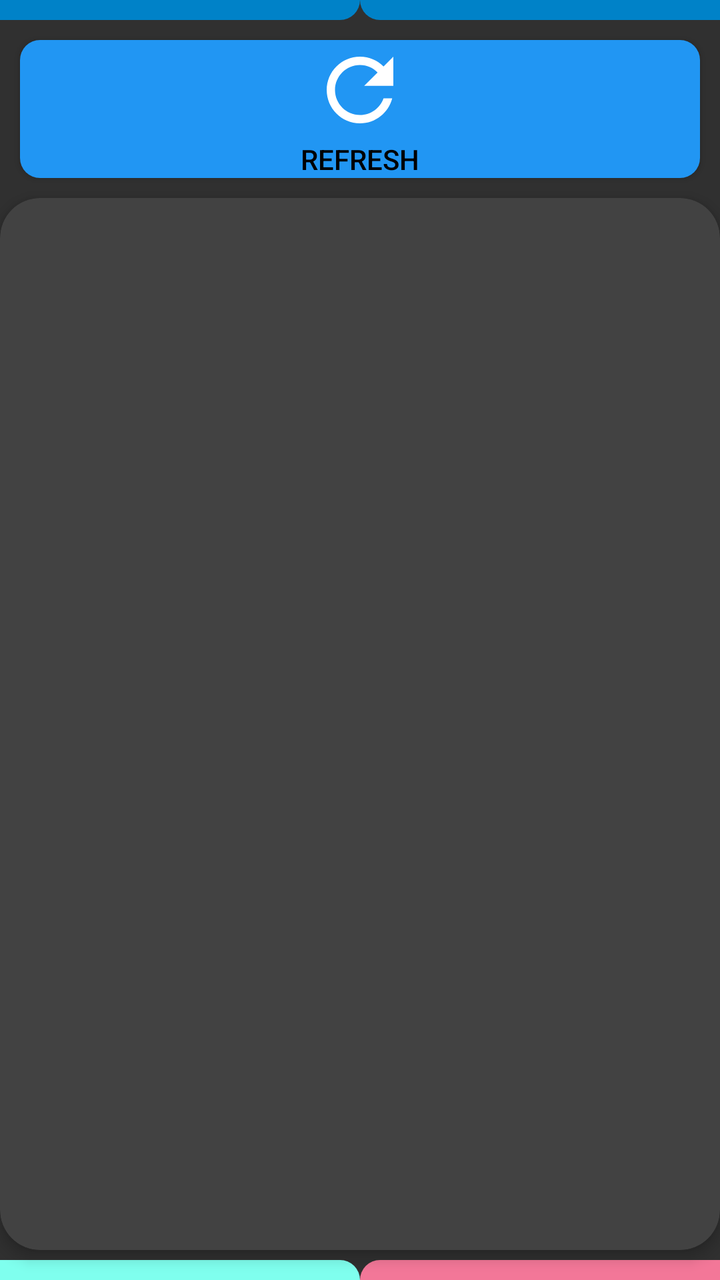
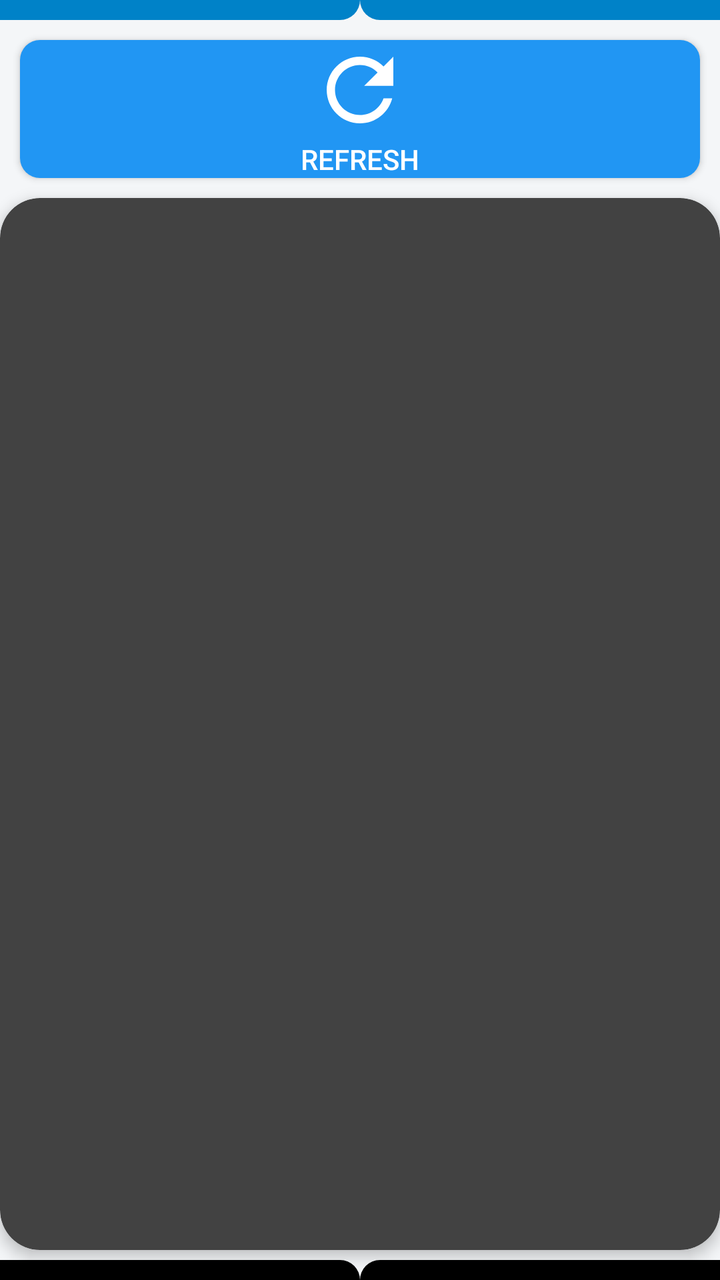

Compare the two renders of this Android layout. The source of the first and the diff that turns it into the second are given below.
<!-- AndroidManifest.xml: application theme AppTheme -->
<!-- res/layout/list_tampil_detail_history.xml -->
<?xml version="1.0" encoding="utf-8"?>
<RelativeLayout xmlns:android="http://schemas.android.com/apk/res/android"
    xmlns:tools="http://schemas.android.com/tools"
    android:layout_width="match_parent"
    android:layout_height="fill_parent"
    xmlns:app="http://schemas.android.com/apk/res-auto"
    tools:ignore="VisualLintBounds">

    <View
        android:layout_width="match_parent"
        android:layout_height="10dp"
        android:layout_alignParentTop="true"
        android:layout_toStartOf="@+id/grslogtengahlistrincian"
        android:background="@drawable/circle_reg_v3"/>

    <View
        android:layout_width="match_parent"
        android:layout_height="10dp"
        android:layout_alignParentTop="true"
        android:layout_toEndOf="@+id/grslogtengahlistrincian"
        android:background="@drawable/circle_reg_v4"/>

    <View
        android:id="@+id/grslogtengahlistrincian"
        android:layout_width="0dp"
        android:layout_height="10dp"
        android:layout_centerHorizontal="true"/>

    <Button
        android:id="@+id/btn_refresh_history"
        android:layout_width="match_parent"
        android:layout_height="wrap_content"
        android:layout_margin="10dp"
        android:drawableTop="@drawable/ic_refresh_black_24dp"
        android:background="@drawable/circle_refresh2"
        android:textColor="@color/hitam"
        android:layout_below="@+id/grslogtengahlistrincian"
        android:text="@string/refresh"
        android:onClick="refreshhistory"
        tools:ignore="VisualLintButtonSize" />

    <androidx.cardview.widget.CardView
        android:layout_width="match_parent"
        android:layout_height="wrap_content"
        android:layout_marginBottom="15dp"
        android:layout_below="@+id/btn_refresh_history"
        app:cardCornerRadius="20dp"
        app:cardElevation="4dp">
        <RelativeLayout
            android:id="@+id/laylistrecent"
            android:layout_width="match_parent"
            android:layout_height="match_parent"

            android:padding="10dp"
            android:orientation="vertical" >

            <ListView
                android:id="@+id/list_history"
                android:layout_width="match_parent"
                android:layout_height="match_parent" >
            </ListView>
        </RelativeLayout>
    </androidx.cardview.widget.CardView>

    <View
        android:layout_width="match_parent"
        android:layout_height="10dp"
        android:layout_alignParentBottom="true"
        android:layout_toStartOf="@+id/grslogtengahlistrincian"
        android:background="@drawable/circle_reg_v1"/>

    <View
        android:layout_width="match_parent"
        android:layout_height="10dp"
        android:layout_alignParentBottom="true"
        android:layout_toEndOf="@+id/grslogtengahlistrincian"
        android:background="@drawable/circle_reg_v2"/>
</RelativeLayout>
<!-- resources referenced by this layout -->
<resources>
  <color name="hitam">#000000    </color>
  <!-- drawable circle_refresh2 (drawable) -->
  <?xml version="1.0" encoding="utf-8"?>
  <shape xmlns:android="http://schemas.android.com/apk/res/android"
      android:shape="rectangle"
      >
      <solid android:color="#2196F3" />
      <corners
          android:bottomRightRadius="10dp"
          android:bottomLeftRadius="10dp"
          android:topLeftRadius="10dp"
          android:topRightRadius="10dp"
          android:radius="10dp"
          />
  </shape>
  <!-- drawable circle_reg_v1 (drawable) -->
  <?xml version="1.0" encoding="utf-8"?>
  <shape xmlns:android="http://schemas.android.com/apk/res/android"
      android:shape="rectangle"
      >
      <solid android:color="@color/bg_screen2" />
      <corners android:bottomRightRadius="0dp"
          android:bottomLeftRadius="0dp"
          android:topLeftRadius="0dp"
          android:topRightRadius="100dp"
          android:radius="50dp"
          />
  </shape>
  <!-- drawable circle_reg_v2 (drawable) -->
  <?xml version="1.0" encoding="utf-8"?>
  <shape xmlns:android="http://schemas.android.com/apk/res/android"
      android:shape="rectangle"
      >
      <solid android:color="@color/bg_screen3" />
      <corners android:bottomRightRadius="0dp"
          android:bottomLeftRadius="0dp"
          android:topLeftRadius="100dp"
          android:topRightRadius="0dp"
          android:radius="50dp"
          />
  </shape>
  <!-- drawable circle_reg_v3 (drawable) -->
  <?xml version="1.0" encoding="utf-8"?>
  <shape xmlns:android="http://schemas.android.com/apk/res/android"
      android:shape="rectangle"
      >
      <solid android:color="@color/list_item_title" />
      <corners android:bottomRightRadius="100dp"
          android:bottomLeftRadius="0dp"
          android:topLeftRadius="0dp"
          android:topRightRadius="0dp"
          android:radius="50dp"
          />
  </shape>
  <!-- drawable circle_reg_v4 (drawable) -->
  <?xml version="1.0" encoding="utf-8"?>
  <shape xmlns:android="http://schemas.android.com/apk/res/android"
      android:shape="rectangle"
      >
      <solid android:color="@color/list_item_title" />
      <corners android:bottomRightRadius="0dp"
          android:bottomLeftRadius="100dp"
          android:topLeftRadius="0dp"
          android:topRightRadius="0dp"
          android:radius="50dp"
          />
  </shape>
  <!-- drawable ic_refresh_black_24dp (drawable) -->
  <vector
      android:tint="#FFFFFF"
      android:viewportHeight="24.0"
      android:viewportWidth="24.0"
      android:height="50dp"
      android:width="50dp"
      xmlns:android="http://schemas.android.com/apk/res/android">
      <path
          android:fillColor="#000000"
          android:pathData="M17.65,6.35C16.2,4.9 14.21,4 12,4c-4.42,0 -7.99,3.58 -7.99,8s3.57,8 7.99,8c3.73,0 6.84,-2.55 7.73,-6h-2.08c-0.82,2.33 -3.04,4 -5.65,4 -3.31,0 -6,-2.69 -6,-6s2.69,-6 6,-6c1.66,0 3.14,0.69 4.22,1.78L13,11h7V4l-2.35,2.35z"/>
  </vector>
  <string name="refresh">Refresh</string>
  <style name="AppTheme" parent="Theme.AppCompat.NoActionBar">
          
          <item name="colorPrimary">@color/list_item_title_gelap</item>
          <item name="colorPrimaryDark">@color/list_item_title</item>
          <item name="colorAccent">@color/colorAccent</item>
          <item name="windowActionBar">false</item>
          <item name="windowNoTitle">true</item>
      </style>
  <color name="bg_screen2">#7FFFEE</color>
  <color name="bg_screen3">#FCF57899</color>
  <color name="list_item_title">#0082C8</color>
  <color name="list_item_title_gelap">#049BB6</color>
  <color name="colorAccent">#FFFFFF</color>
</resources>

<!-- the commit's change to res/layout/list_tampil_detail_history.xml (unified diff, before → after) -->
@@ -4,7 +4,8 @@
     android:layout_width="match_parent"
     android:layout_height="fill_parent"
     xmlns:app="http://schemas.android.com/apk/res-auto"
-    tools:ignore="VisualLintBounds">
+    tools:ignore="VisualLintBounds"
+    android:background="#F4F6F8">
 
     <View
         android:layout_width="match_parent"
@@ -33,7 +34,7 @@
         android:layout_margin="10dp"
         android:drawableTop="@drawable/ic_refresh_black_24dp"
         android:background="@drawable/circle_refresh2"
-        android:textColor="@color/hitam"
+        android:textColor="@color/white"
         android:layout_below="@+id/grslogtengahlistrincian"
         android:text="@string/refresh"
         android:onClick="refreshhistory"
@@ -50,7 +51,6 @@
             android:id="@+id/laylistrecent"
             android:layout_width="match_parent"
             android:layout_height="match_parent"
-
             android:padding="10dp"
             android:orientation="vertical" >
 
<!-- resource entries referenced after the edit -->
@@ -1,5 +1,6 @@
 <!-- resources referenced by this layout -->
 <resources>
+  <color name="white">#FFFFFF    </color>
   <color name="hitam">#000000    </color>
   <!-- drawable circle_refresh2 (drawable) -->
   <?xml version="1.0" encoding="utf-8"?>
@@ -20,7 +21,7 @@
   <shape xmlns:android="http://schemas.android.com/apk/res/android"
       android:shape="rectangle"
       >
-      <solid android:color="@color/bg_screen2" />
+      <solid android:color="@color/hitam" />
       <corners android:bottomRightRadius="0dp"
           android:bottomLeftRadius="0dp"
           android:topLeftRadius="0dp"
@@ -33,7 +34,7 @@
   <shape xmlns:android="http://schemas.android.com/apk/res/android"
       android:shape="rectangle"
       >
-      <solid android:color="@color/bg_screen3" />
+      <solid android:color="@color/hitam" />
       <corners android:bottomRightRadius="0dp"
           android:bottomLeftRadius="0dp"
           android:topLeftRadius="100dp"
@@ -88,8 +89,6 @@
           <item name="windowActionBar">false</item>
           <item name="windowNoTitle">true</item>
       </style>
-  <color name="bg_screen2">#7FFFEE</color>
-  <color name="bg_screen3">#FCF57899</color>
   <color name="list_item_title">#0082C8</color>
   <color name="list_item_title_gelap">#049BB6</color>
   <color name="colorAccent">#FFFFFF</color>
